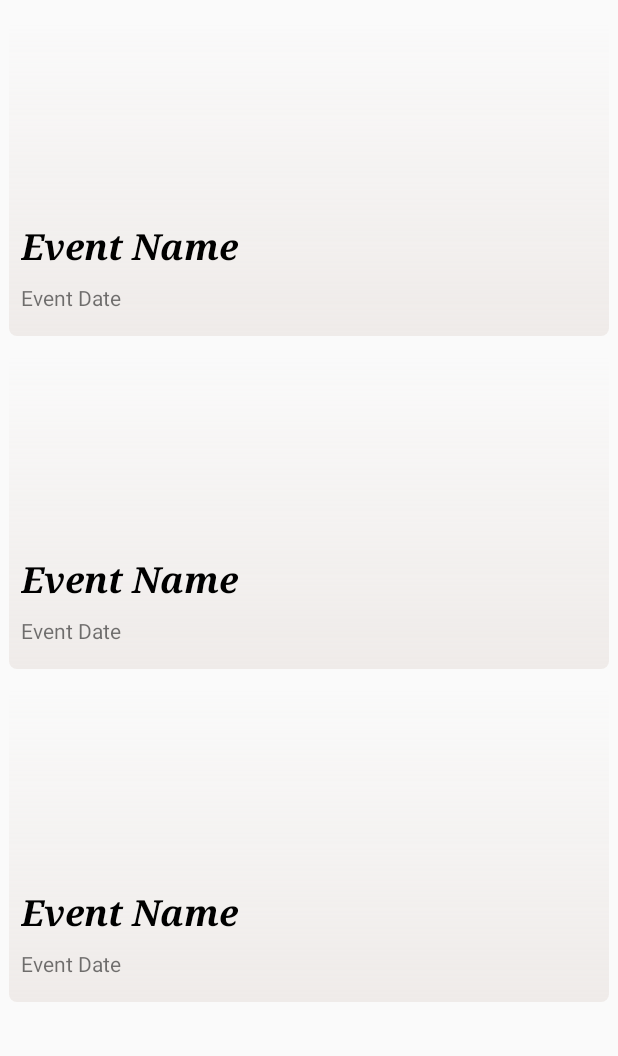
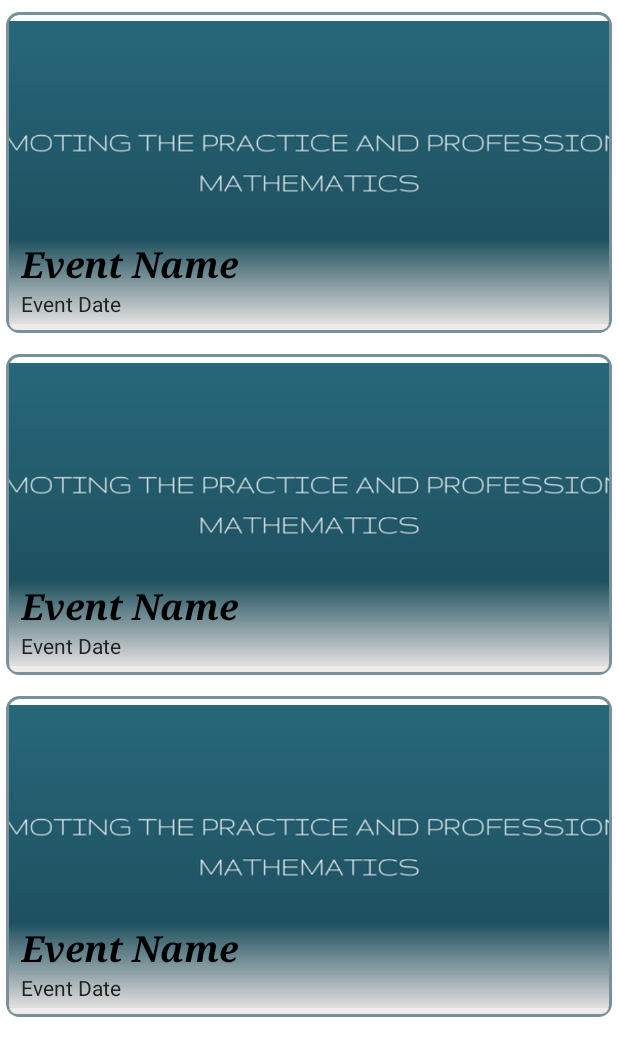
Before and after one commit to Parthgupta96/Siam-App, an Android app: the layout fragment_events.xml on its own in the app's theme, with its tools: preview values and no code run, on a phone screen of 412 x 824 dp. Shown: the top 1056 px of the screen. Run offline under Robolectric (Android 15) with nearby library versions, the phone set to English and light mode, and no system bars; network calls fail.

Commit message:
Facebook Feed Paging and Events

```diff
--- a/app/src/main/res/drawable/round_frame.xml
+++ b/app/src/main/res/drawable/round_frame.xml
@@ -2,15 +2,19 @@
 <shape xmlns:android="http://schemas.android.com/apk/res/android"
     android:shape="rectangle">
 
-    <padding android:left="6dp"
-        android:top="6dp"
+    <padding
+        android:bottom="6dp"
+        android:left="6dp"
         android:right="6dp"
-        android:bottom="6dp" />
+        android:top="6dp" />
 
-    <corners android:radius="5dp"
-        android:topLeftRadius="5dp"
-        android:topRightRadius="5dp"
-        android:bottomLeftRadius="5dp"
-        android:bottomRightRadius="5dp" />
+    <stroke android:color="#78909c"
+        android:width="2dp"/>
+    <corners
+        android:bottomLeftRadius="8dp"
+        android:bottomRightRadius="8dp"
+        android:radius="8dp"
+        android:topLeftRadius="8dp"
+        android:topRightRadius="8dp" />
 
 </shape>
--- /dev/null
+++ b/app/src/main/res/drawable/round_frame_layer.xml
@@ -0,0 +1,9 @@
+<?xml version="1.0" encoding="utf-8"?>
+<layer-list xmlns:android="http://schemas.android.com/apk/res/android">
+    <item android:drawable="@drawable/round_frame"
+        android:bottom="4dp"
+        android:left="4dp"
+        android:right="4dp"
+        android:top="4dp"/>
+
+</layer-list>
--- a/app/src/main/res/layout/events_item.xml
+++ b/app/src/main/res/layout/events_item.xml
@@ -1,43 +1,55 @@
 <?xml version="1.0" encoding="utf-8"?>
 <android.support.design.widget.CoordinatorLayout xmlns:android="http://schemas.android.com/apk/res/android"
-    android:background="@drawable/round_frame"
-    xmlns:app="http://schemas.android.com/apk/res-auto"
+    android:layout_width="match_parent"
+    android:layout_marginBottom="2dp"
+    android:layout_marginTop="4dp"
+    android:background="@drawable/round_frame_layer"
+    android:layout_height="wrap_content">
+
+    <RelativeLayout xmlns:android="http://schemas.android.com/apk/res/android"
         android:layout_width="match_parent"
         android:layout_height="wrap_content"
         android:orientation="vertical">
 
         <ImageView
             android:id="@+id/events_item_image"
+            android:padding="4dp"
             android:layout_width="match_parent"
             android:layout_height="210dp"
-        android:background="@drawable/image_light_gradient" />
+            android:scaleType="centerCrop"
+            android:src="@drawable/siam" />
 
         <LinearLayout
-        android:layout_marginStart="8dp"
-        android:layout_marginBottom="8dp"
             android:layout_width="match_parent"
             android:layout_height="wrap_content"
-        app:layout_anchor="@id/events_item_image"
-        app:layout_anchorGravity="bottom"
-        android:orientation="vertical">
+            android:layout_alignBottom="@id/events_item_image"
+            android:background="@drawable/image_light_gradient"
+            android:orientation="vertical"
+            android:paddingBottom="4dp">
 
             <TextView
                 android:id="@+id/events_name"
-            android:textColor="@android:color/black"
-            android:typeface="serif"
-            android:layout_marginBottom="8dp"
-            android:textStyle="bold|italic"
-            android:textSize="24sp"
                 android:layout_width="match_parent"
                 android:layout_height="wrap_content"
-            android:text="Event Name" />
+                android:layout_marginBottom="0dp"
+                android:layout_marginStart="8dp"
+                android:text="Event Name"
+                android:maxLines="1"
+                android:ellipsize="marquee"
+                android:textColor="@android:color/black"
+                android:textSize="24sp"
+                android:textStyle="bold|italic"
+                android:typeface="serif" />
 
             <TextView
+                android:textColor="#212121"
                 android:id="@+id/events_date"
-            android:layout_marginBottom="8dp"
                 android:layout_width="match_parent"
                 android:layout_height="wrap_content"
+                android:layout_marginBottom="4dp"
+                android:layout_marginStart="8dp"
                 android:text="Event Date" />
 
         </LinearLayout>
+    </RelativeLayout>
 </android.support.design.widget.CoordinatorLayout>
--- a/app/src/main/res/layout/fragment_events.xml
+++ b/app/src/main/res/layout/fragment_events.xml
@@ -2,13 +2,13 @@
     xmlns:tools="http://schemas.android.com/tools"
     android:layout_width="match_parent"
     android:layout_height="match_parent"
+    android:background="@android:color/white"
     xmlns:app="http://schemas.android.com/apk/res-auto"
     tools:context="com.example.parth.siamapp.EventsFragment">
 
 
     <android.support.v7.widget.RecyclerView
         android:id="@+id/events_recycler_view"
-        android:layout_marginTop="8dp"
         android:layout_width="match_parent"
         android:layout_height="match_parent"
         android:scrollbars="vertical"
--- a/app/src/main/res/layout/image_view.xml
+++ b/app/src/main/res/layout/image_view.xml
@@ -15,8 +15,8 @@
         android:layout_marginTop="8dp"
         android:layout_marginStart="8dp"
         android:layout_marginEnd="8dp"
-        android:background="@drawable/round_frame"
-        android:src="@drawable/avatar" />
+        android:scaleType="fitXY"
+        android:src="@drawable/siam" />
 
     <View
         android:id="@+id/view"
```
Also changed, not shown: app/src/main/AndroidManifest.xml (+11 -6 lines), app/src/main/java/com/example/parth/siamapp/EventsFragment.java (+95 -44 lines), app/src/main/java/com/example/parth/siamapp/EventsModel.java (added, +30 -0 lines), app/src/main/java/com/example/parth/siamapp/FacebookFeed.java (+145 -27 lines), app/src/main/java/com/example/parth/siamapp/LoginActivity.java (+9 -7 lines), app/src/main/java/com/example/parth/siamapp/Main2Activity.java (added, +50 -0 lines), app/src/main/java/com/example/parth/siamapp/MainActivity.java (+28 -20 lines), app/src/main/java/com/example/parth/siamapp/listeners/EndlessRecyclerViewScrollListener.java (added, +111 -0 lines), app/src/main/res/layout/activity_main2.xml (added, +16 -0 lines), app/src/main/res/drawable/siam.png (added), 1 other file. Lines whose indentation alone changed are shown as unchanged.
